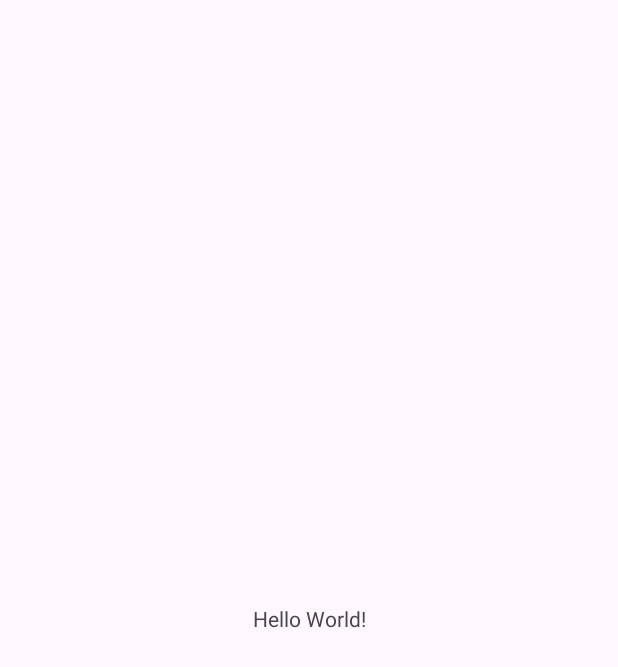
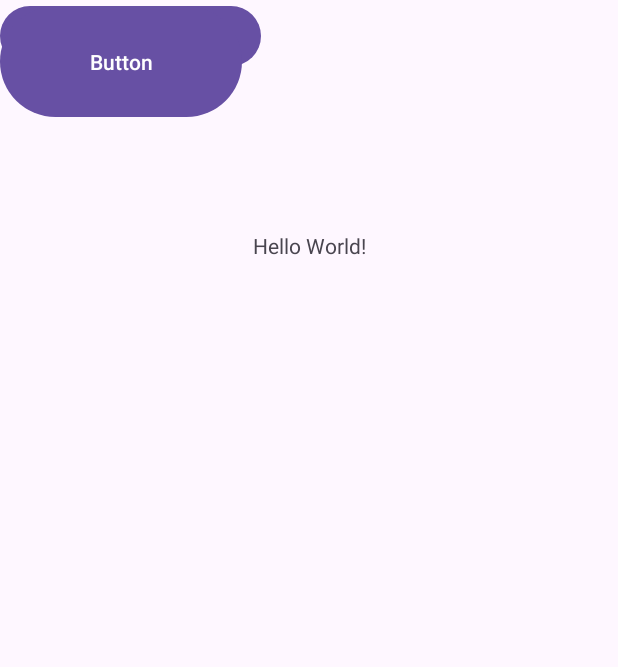
Before and after one commit to Whizma/MAMN01_Hello_Sensor, an Android app: the screen it shows after launch (MainActivity), on a phone screen of 412 x 824 dp. Before the commit the part shown is almost empty. Shown: the top 667 px of the screen. Run offline under Robolectric (Android 15) with nearby library versions, the phone set to English and light mode, and no system bars; 2 statements that could not run were skipped.

Commit message:
constructor for accelerometer data

```diff
--- a/app/src/main/AndroidManifest.xml
+++ b/app/src/main/AndroidManifest.xml
@@ -2,6 +2,7 @@
 <manifest xmlns:android="http://schemas.android.com/apk/res/android"
     xmlns:tools="http://schemas.android.com/tools">
 
+    <uses-feature android:name="android.hardware.sensor.accelerometer" android:required="true" />
     <application
         android:allowBackup="true"
         android:dataExtractionRules="@xml/data_extraction_rules"
@@ -21,6 +22,7 @@
                 <category android:name="android.intent.category.LAUNCHER" />
             </intent-filter>
         </activity>
+        <activity android:name=".AccelorometerActivity" />
     </application>
 
 </manifest>
--- a/app/src/main/java/com/example/hellosensor/MainActivity.java
+++ b/app/src/main/java/com/example/hellosensor/MainActivity.java
@@ -5,10 +5,21 @@ import androidx.appcompat.app.AppCompatActivity;
 import android.os.Bundle;
 
 public class MainActivity extends AppCompatActivity {
+    private Button startButton;
 
     @Override
     protected void onCreate(Bundle savedInstanceState) {
         super.onCreate(savedInstanceState);
         setContentView(R.layout.activity_main);
+
+        startButton = findViewById(R.id.startButton);
+
+        startButton.setOnClickListener(new View.OnClickListener() {
+            @Override
+            public void onClick(View view) {
+                Intent intent = new Intent(MainActivity.this, AccelerometerActivity.class);
+                startActivity(intent);
+            }
+        });
     }
 }
--- a/app/src/main/res/layout/activity_main.xml
+++ b/app/src/main/res/layout/activity_main.xml
@@ -6,6 +6,14 @@
     android:layout_height="match_parent"
     tools:context=".MainActivity">
 
+    <Button
+        android:id="@+id/startButton"
+        android:layout_width="wrap_content"
+        android:layout_height="wrap_content"
+        android:text="Start Accelerometer"
+        tools:layout_editor_absoluteX="219dp"
+        tools:layout_editor_absoluteY="389dp" />
+
     <TextView
         android:layout_width="wrap_content"
         android:layout_height="wrap_content"
@@ -13,6 +21,15 @@
         app:layout_constraintBottom_toBottomOf="parent"
         app:layout_constraintEnd_toEndOf="parent"
         app:layout_constraintStart_toStartOf="parent"
-        app:layout_constraintTop_toTopOf="parent" />
+        app:layout_constraintTop_toTopOf="parent"
+        app:layout_constraintVertical_bias="0.191" />
+
+    <Button
+        android:id="@+id/button"
+        android:layout_width="161dp"
+        android:layout_height="82dp"
+        android:text="Button"
+        tools:layout_editor_absoluteX="30dp"
+        tools:layout_editor_absoluteY="371dp" />
 
 </androidx.constraintlayout.widget.ConstraintLayout>
```
Also changed, not shown: app/src/main/java/com/example/hellosensor/AccelerometerActivity.java (added, +29 -0 lines), app/src/main/res/layout/activity_accelerometer.xml (added, +12 -0 lines).
